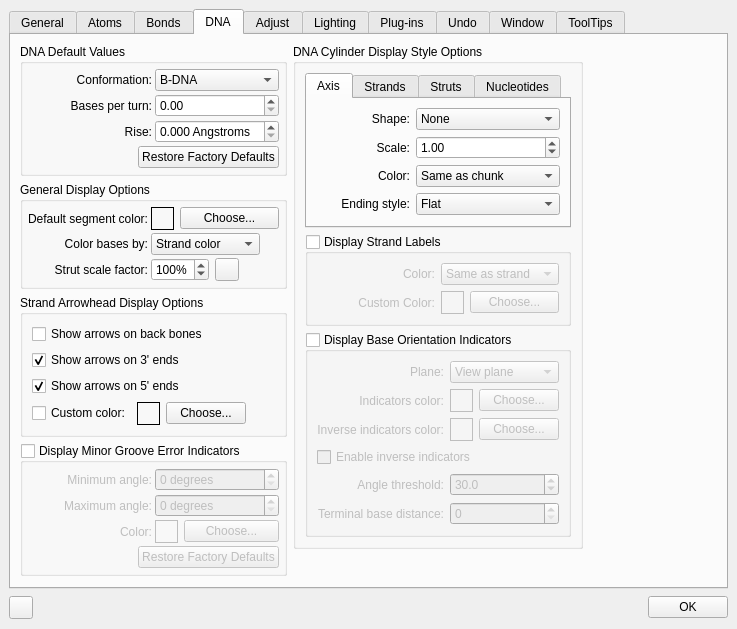
First picture: the form in cad/src/ne1_ui/UserPrefsDialog.ui, repository kanzure/nanoengineer, before the edit.
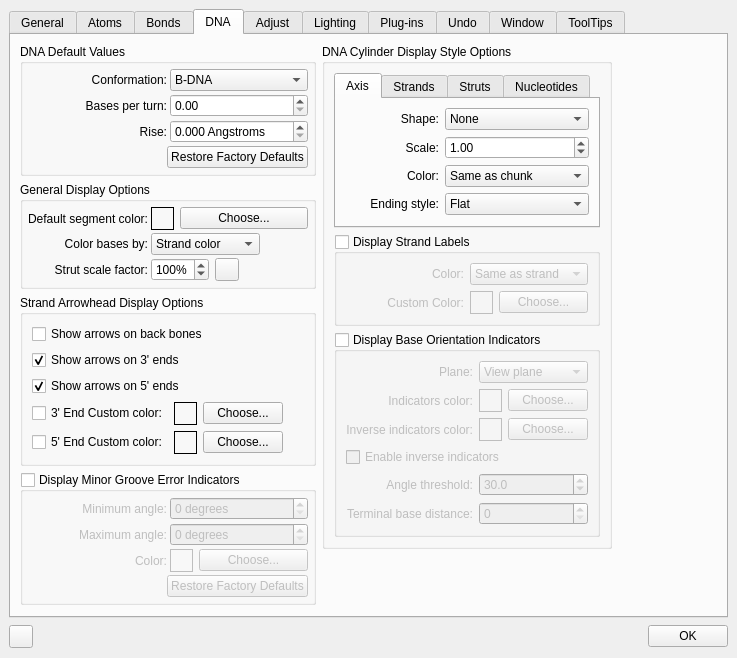
Second picture: the form after the edit. Icons and pictures are not drawn.

Commit message: fully fixed NFR bug 2836: Option to render 3' and 5' arrowheads/spheres in different color

```diff
--- a/cad/src/ne1_ui/UserPrefsDialog.ui
+++ b/cad/src/ne1_ui/UserPrefsDialog.ui
@@ -6,7 +6,7 @@
     <x>0</x>
     <y>0</y>
     <width>737</width>
-    <height>606</height>
+    <height>639</height>
    </rect>
   </property>
   <property name="windowTitle" >
@@ -2798,7 +2798,7 @@
               <item>
                <widget class="QCheckBox" name="strandArrowheadsCustomColorCheckBox" >
                 <property name="text" >
-                 <string>Custom color:</string>
+                 <string>3' End Custom color:</string>
                 </property>
                </widget>
               </item>
@@ -2841,7 +2841,87 @@
                  </widget>
                 </item>
                 <item>
-                 <widget class="QPushButton" name="strandArrowheadsCustomColorPushButton" >
+                 <widget class="QPushButton" name="strandThreePrimeArrowheadsCustomColorPushButton" >
+                  <property name="text" >
+                   <string>Choose...</string>
+                  </property>
+                  <property name="autoDefault" >
+                   <bool>false</bool>
+                  </property>
+                 </widget>
+                </item>
+               </layout>
+              </item>
+              <item>
+               <spacer>
+                <property name="orientation" >
+                 <enum>Qt::Horizontal</enum>
+                </property>
+                <property name="sizeHint" >
+                 <size>
+                  <width>21</width>
+                  <height>20</height>
+                 </size>
+                </property>
+               </spacer>
+              </item>
+             </layout>
+            </item>
+            <item>
+             <layout class="QHBoxLayout" >
+              <property name="margin" >
+               <number>0</number>
+              </property>
+              <property name="spacing" >
+               <number>6</number>
+              </property>
+              <item>
+               <widget class="QCheckBox" name="strandFivePrimeArrowheadsCustomColorCheckBox" >
+                <property name="text" >
+                 <string>5' End Custom color:</string>
+                </property>
+               </widget>
+              </item>
+              <item>
+               <layout class="QHBoxLayout" >
+                <property name="margin" >
+                 <number>0</number>
+                </property>
+                <property name="spacing" >
+                 <number>6</number>
+                </property>
+                <item>
+                 <widget class="QFrame" name="strandFivePrimeArrowheadsCustomColorFrame" >
+                  <property name="sizePolicy" >
+                   <sizepolicy>
+                    <hsizetype>0</hsizetype>
+                    <vsizetype>0</vsizetype>
+                    <horstretch>0</horstretch>
+                    <verstretch>0</verstretch>
+                   </sizepolicy>
+                  </property>
+                  <property name="minimumSize" >
+                   <size>
+                    <width>23</width>
+                    <height>23</height>
+                   </size>
+                  </property>
+                  <property name="maximumSize" >
+                   <size>
+                    <width>23</width>
+                    <height>23</height>
+                   </size>
+                  </property>
+                  <property name="frameShape" >
+                   <enum>QFrame::Box</enum>
+                  </property>
+                  <property name="frameShadow" >
+                   <enum>QFrame::Plain</enum>
+                  </property>
+                 </widget>
+                </item>
+                <item>
+                 <widget class="QPushButton" name="strandFivePrimeArrowheadsCustomColorPushButton" >
                   <property name="text" >
                    <string>Choose...</string>
                   </property>
```
Left out of the diff: 4 changed lines with no effect on the pictures. The commit also changes 5 other files.
